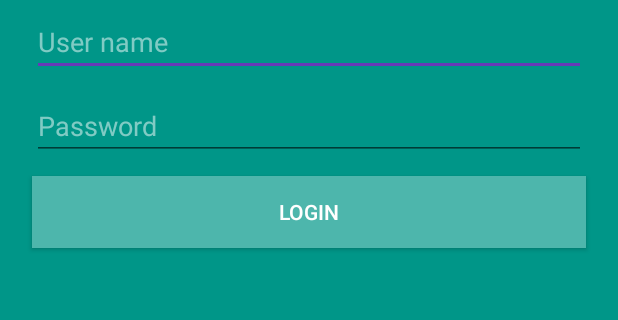
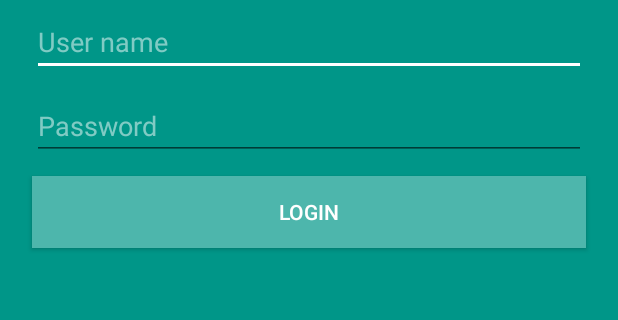
Before and after one commit to ge-chat/mobile, an Android app: the screen it shows after launch (LoginActivity), on a phone screen of 412 x 824 dp, the part 355-675 px from its top. Run offline under Robolectric (Android 15) with nearby library versions, the phone set to English and light mode, and no system bars.

Commit message:
some fixes

```diff
--- a/app/src/main/java/by/tarnenok/geofy/LoginActivity.kt
+++ b/app/src/main/java/by/tarnenok/geofy/LoginActivity.kt
@@ -1,11 +1,20 @@
 package by.tarnenok.geofy
 
+import android.content.Intent
 import android.os.Bundle
 import android.support.v7.app.AppCompatActivity
+import android.widget.Button
+import org.jetbrains.anko.find
 
 class LoginActivity : AppCompatActivity(){
     override fun onCreate(savedInstanceState: Bundle?) {
         super.onCreate(savedInstanceState)
         setContentView(R.layout.activity_login)
+
+        var loginButton = find<Button>(R.id.button_login);
+        loginButton.setOnClickListener({v ->
+            val intent = Intent(this, MainActivity::class.java)
+            startActivity(intent)
+        });
     }
 }
--- a/app/src/main/res/layout/activity_login.xml
+++ b/app/src/main/res/layout/activity_login.xml
@@ -34,10 +34,11 @@
         android:textColorHighlight="@android:color/white"
         android:textColorLink="@android:color/white"/>
     <Button
+        android:id="@+id/button_login"
         android:layout_width="match_parent"
         android:layout_height="wrap_content"
         android:layout_margin="5dp"
         android:text="@string/login"
         android:textColor="@android:color/white"
-        android:background="@color/colorPrimary_300"/>
+        android:background="@color/colorPrimary_300" />
 </LinearLayout>
--- a/app/src/main/res/values/styles.xml
+++ b/app/src/main/res/values/styles.xml
@@ -17,4 +17,7 @@
 
     <style name="AppTheme.PopupOverlay" parent="ThemeOverlay.AppCompat.Light" />
 
+    <style name="AuthTheme" parent="AppTheme.NoActionBar">
+        <item name="colorAccent">@android:color/white</item>
+    </style>
 </resources>
```
Also changed, not shown: app/src/main/AndroidManifest.xml (+5 -2 lines).
